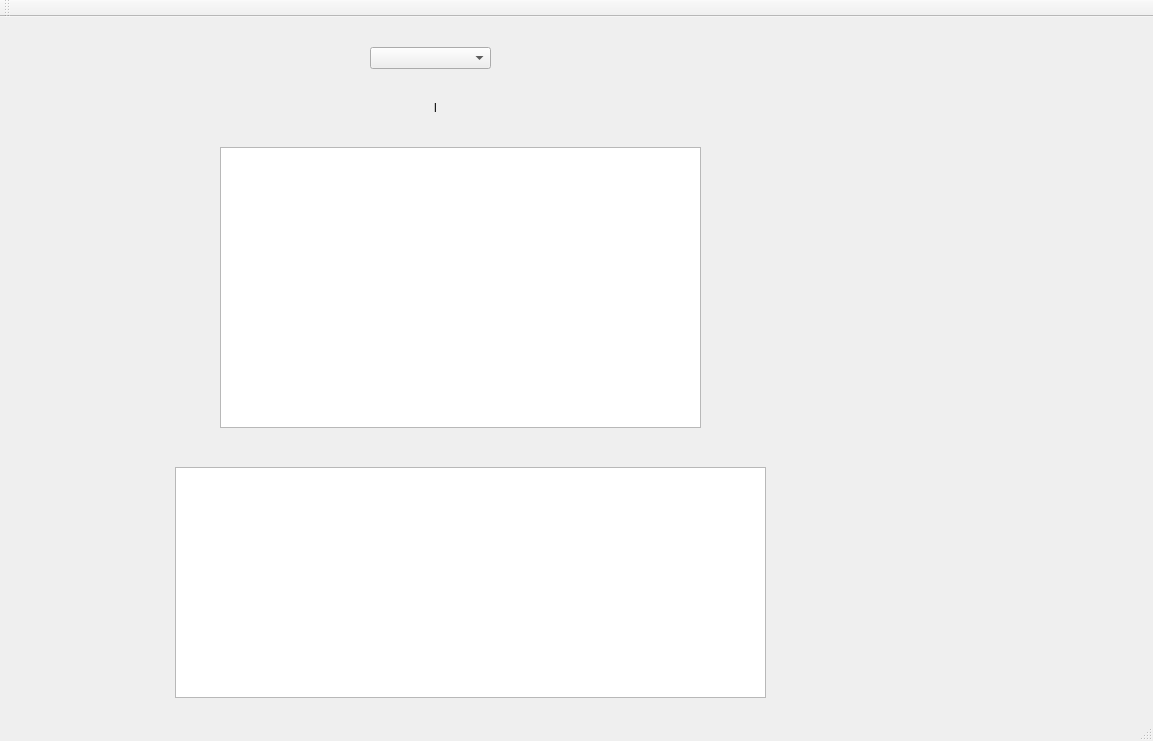
This is autopurchase.ui in TwIntern24/autoPurchase as Qt 5 draws it before an edit. The edited form follows.
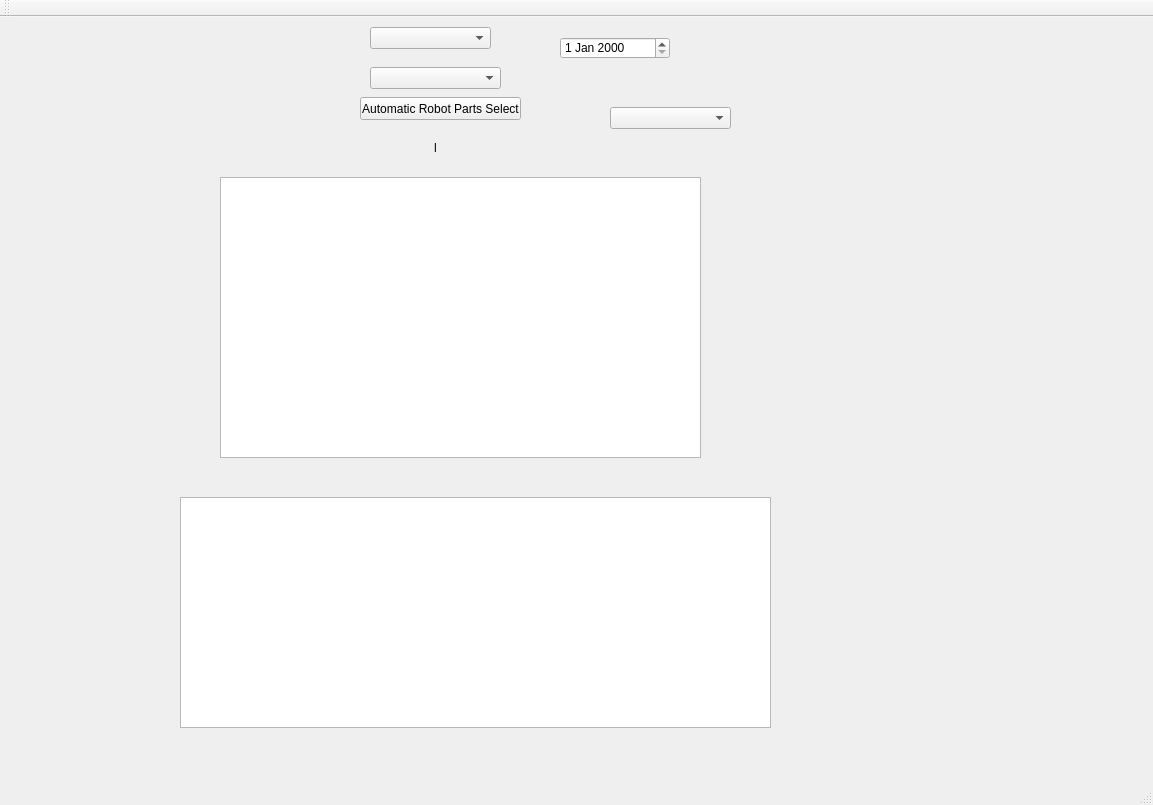
This is the edited form.

Commit message: started automatic

```diff
--- a/autopurchase.ui
+++ b/autopurchase.ui
@@ -7,7 +7,7 @@
     <x>0</x>
     <y>0</y>
     <width>1153</width>
-    <height>741</height>
+    <height>805</height>
    </rect>
   </property>
   <property name="windowTitle">
@@ -18,7 +18,7 @@
     <property name="geometry">
      <rect>
       <x>220</x>
-      <y>130</y>
+      <y>160</y>
       <width>481</width>
       <height>281</height>
      </rect>
@@ -28,17 +28,20 @@
     <property name="geometry">
      <rect>
       <x>370</x>
-      <y>30</y>
+      <y>10</y>
       <width>121</width>
       <height>22</height>
      </rect>
     </property>
+    <property name="currentText">
+     <string/>
+    </property>
    </widget>
    <widget class="QLabel" name="labelLoading">
     <property name="geometry">
      <rect>
       <x>350</x>
-      <y>70</y>
+      <y>110</y>
       <width>171</width>
       <height>41</height>
      </rect>
@@ -53,8 +56,8 @@
    <widget class="QLabel" name="labelStatus">
     <property name="geometry">
      <rect>
-      <x>740</x>
-      <y>103</y>
+      <x>540</x>
+      <y>120</y>
       <width>131</width>
       <height>20</height>
      </rect>
@@ -66,13 +69,56 @@
    <widget class="QTableWidget" name="tableWidgetParts">
     <property name="geometry">
      <rect>
-      <x>175</x>
-      <y>450</y>
+      <x>180</x>
+      <y>480</y>
       <width>591</width>
       <height>231</height>
      </rect>
     </property>
    </widget>
+   <widget class="QComboBox" name="comboRequester">
+    <property name="geometry">
+     <rect>
+      <x>370</x>
+      <y>50</y>
+      <width>131</width>
+      <height>22</height>
+     </rect>
+    </property>
+   </widget>
+   <widget class="QDateEdit" name="dateEditRequest">
+    <property name="geometry">
+     <rect>
+      <x>560</x>
+      <y>20</y>
+      <width>110</width>
+      <height>22</height>
+     </rect>
+    </property>
+   </widget>
+   <widget class="QPushButton" name="btnLoadJob">
+    <property name="geometry">
+     <rect>
+      <x>360</x>
+      <y>80</y>
+      <width>161</width>
+      <height>23</height>
+     </rect>
+    </property>
+    <property name="text">
+     <string>Automatic Robot Parts Select</string>
+    </property>
+   </widget>
+   <widget class="QComboBox" name="comboRobotName">
+    <property name="geometry">
+     <rect>
+      <x>610</x>
+      <y>90</y>
+      <width>121</width>
+      <height>22</height>
+     </rect>
+    </property>
+   </widget>
   </widget>
   <widget class="QMenuBar" name="menuBar">
    <property name="geometry">
```
The commit also changes 11 other files.
